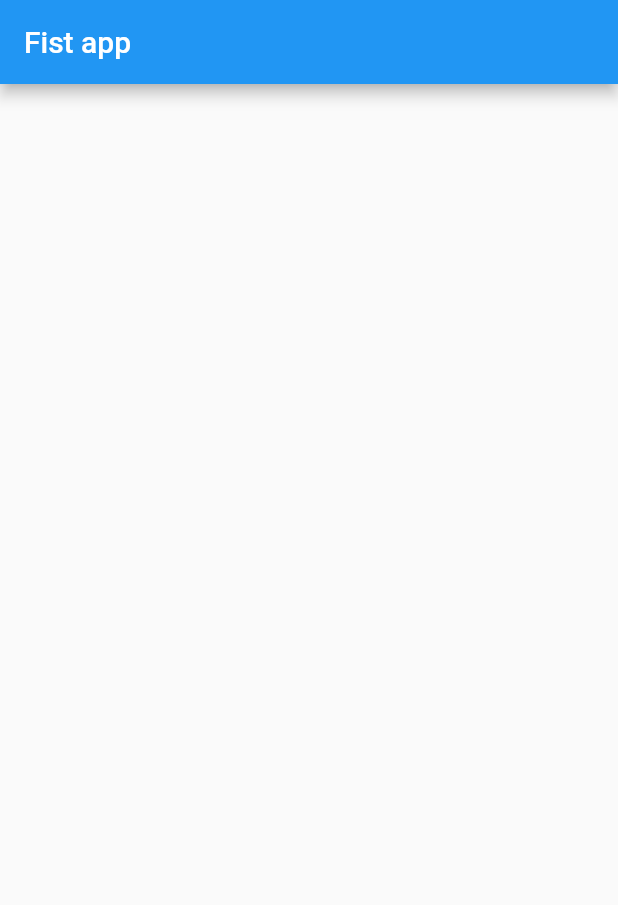
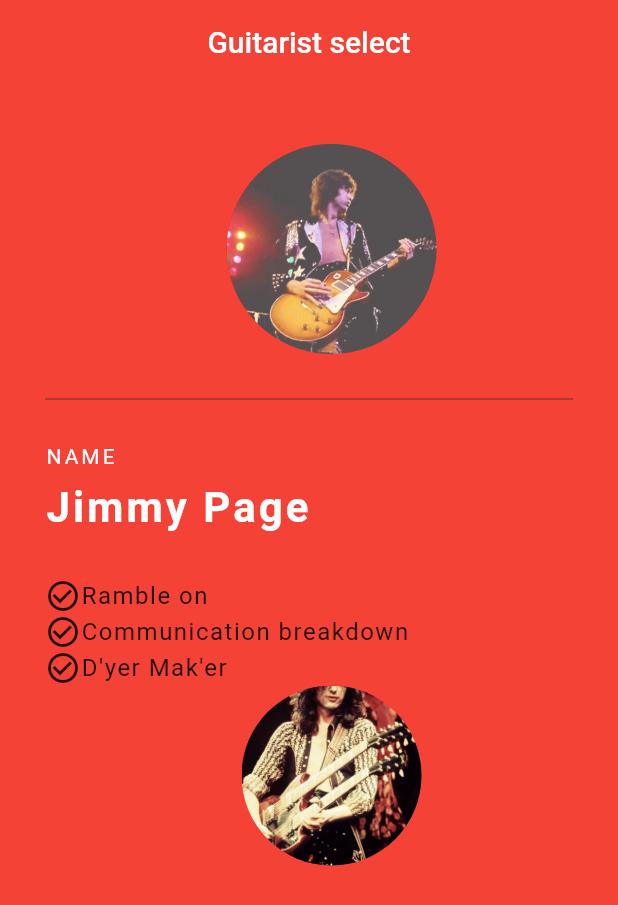
Before and after one commit to bbakgosu/flutter_project, a Flutter app: the screen it shows after launch, on a phone screen of 412 x 824 dp. Shown: the top 905 px of the screen. Run offline on Flutter 3.47's test engine with Material 2 defaults, Android fonts, the phone set to English and light mode, and no system bars.

Commit message:
jimmy page practice

```diff
--- a/lib/main.dart
+++ b/lib/main.dart
@@ -6,8 +6,8 @@ class MyApp extends StatelessWidget {
   @override
   Widget build(BuildContext context) {
     return MaterialApp(
-      title: 'First App',
-      theme: ThemeData(primarySwatch: Colors.blue),
+      title: 'My sized box practice',
+      theme: ThemeData(primarySwatch: Colors.red),
       home: MyHomePage(),
     );
   }
@@ -17,12 +17,95 @@ class MyHomePage extends StatelessWidget {
   @override
   Widget build(BuildContext context) {
     return Scaffold(
+      backgroundColor: Colors.red,
       appBar: AppBar(
-        title: Text("Fist app"),
+        title: Text('Guitarist select'),
+        centerTitle: true,
+        elevation: 0.0,
       ),
-      body: Center(
-        child: Column(),
-      ),
+      body: Padding(
+          padding: EdgeInsets.fromLTRB(30.0, 40.0, 0.0, 0.0),
+          child: Column(
+            crossAxisAlignment: CrossAxisAlignment.start,
+            children: [
+              Center(
+                child: CircleAvatar(
+                  backgroundImage: AssetImage('assets/jimmy_page.gif'),
+                  radius: 70.0,
+                ),
+              ),
+              Divider(
+                height: 60,
+                color: Colors.grey[850],
+                thickness: 0.5,
+                endIndent: 30.0,
+              ),
+              Text(
+                'NAME',
+                style: TextStyle(
+                  color: Colors.white,
+                  letterSpacing: 2.0,
+                ),
+              ),
+              SizedBox(
+                height: 10.0,
+              ),
+              Text(
+                'Jimmy Page',
+                style: TextStyle(
+                  color: Colors.white,
+                  letterSpacing: 2.0,
+                  fontSize: 28.0,
+                  fontWeight: FontWeight.bold,
+                ),
+              ),
+              SizedBox(
+                height: 30.0,
+              ),
+              Row(
+                children: [
+                  Icon(Icons.check_circle_outline),
+                  Text(
+                    'Ramble on',
+                    style: TextStyle(
+                      fontSize: 16.0,
+                      letterSpacing: 1.0,
+                    ),
+                  )
+                ],
+              ),
+              Row(
+                children: [
+                  Icon(Icons.check_circle_outline),
+                  Text(
+                    'Communication breakdown',
+                    style: TextStyle(
+                      fontSize: 16.0,
+                      letterSpacing: 1.0,
+                    ),
+                  )
+                ],
+              ),
+              Row(
+                children: [
+                  Icon(Icons.check_circle_outline),
+                  Text(
+                    "D'yer Mak'er",
+                    style: TextStyle(
+                      fontSize: 16.0,
+                      letterSpacing: 1.0,
+                    ),
+                  )
+                ],
+              ),
+              Center(
+                child: CircleAvatar(
+                  backgroundImage: AssetImage('assets/jimmy_page.jpg'),
+                  radius: 60.0,
+                ),
+              )
+            ],
+          )),
     );
   }
 }
--- a/pubspec.yaml
+++ b/pubspec.yaml
@@ -45,9 +45,9 @@ flutter:
   uses-material-design: true
 
   # To add assets to your application, add an assets section, like this:
-  # assets:
-  #   - images/a_dot_burr.jpeg
-  #   - images/a_dot_ham.jpeg
+  assets:
+    - assets/jimmy_page.gif
+    - assets/jimmy_page.jpg
 
   # An image asset can refer to one or more resolution-specific "variants", see
   # https://flutter.dev/assets-and-images/#resolution-aware.
```
Also changed, not shown: assets/jimmy_page.gif (added), assets/jimmy_page.jpg (added).
